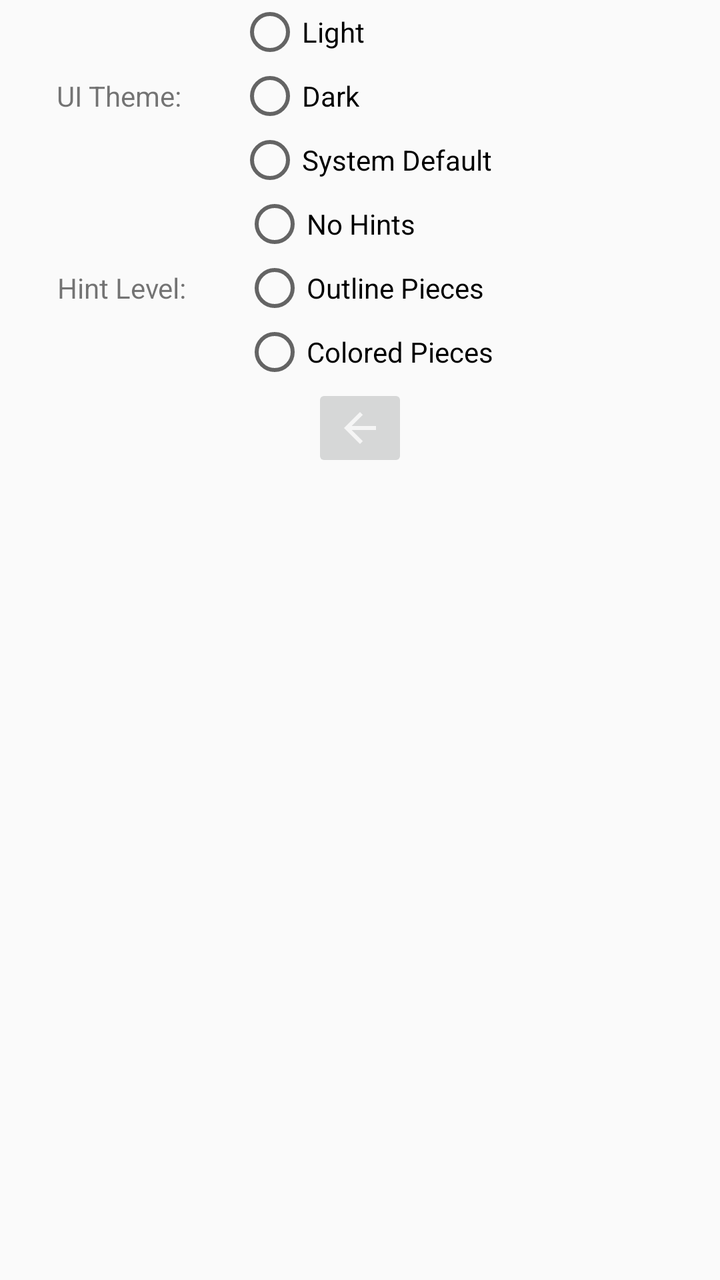
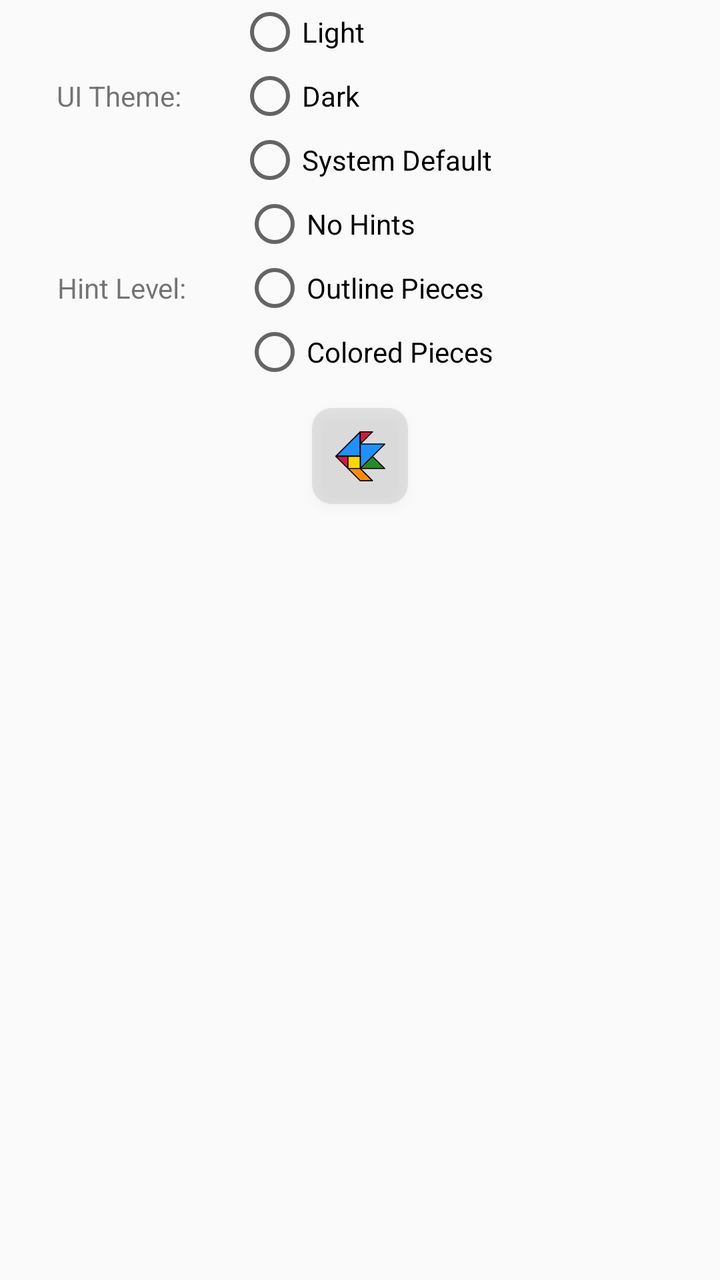

Screens rendered from an Android XML layout before and after an edit, with the pre-edit source and the edit as a unified diff.
<!-- AndroidManifest.xml: application theme Theme.Tangram -->
<!-- res/layout/activity_preferences.xml -->
<?xml version="1.0" encoding="utf-8"?>
<LinearLayout xmlns:android="http://schemas.android.com/apk/res/android"
    android:orientation="vertical"
    android:layout_width="match_parent"
    android:layout_height="match_parent">

    <LinearLayout
        android:layout_width="match_parent"
        android:layout_height="wrap_content"
        android:orientation="horizontal">
        <TextView
            android:layout_width="wrap_content"
            android:layout_height="wrap_content"
            android:text="@string/PrefsTextUITheme"
            android:layout_gravity="center"
            android:layout_weight="1"
            android:textAlignment="center"/>
        <RadioGroup android:id="@+id/PreferencesRadioGroupUITheme"
            android:layout_width="wrap_content"
            android:layout_height="wrap_content"
            android:layout_weight="2">
            <RadioButton android:id="@+id/PreferencesRadioButtonUILight"
                android:layout_width="wrap_content"
                android:layout_height="wrap_content"
                android:text="@string/PrefsTextThemeLight" />
            <RadioButton android:id="@+id/PreferencesRadioButtonUIDark"
                android:layout_width="wrap_content"
                android:layout_height="wrap_content"
                android:text="@string/PrefsTextThemeDark" />
            <RadioButton android:id="@+id/PreferencesRadioButtonUIDefault"
                android:layout_width="wrap_content"
                android:layout_height="wrap_content"
                android:text="@string/PrefsTextThemeDefault" />
        </RadioGroup>
    </LinearLayout>

    <LinearLayout
        android:layout_width="match_parent"
        android:layout_height="wrap_content"
        android:orientation="horizontal">
        <TextView
            android:layout_width="wrap_content"
            android:layout_height="wrap_content"
            android:text="@string/PrefsTextHintLevel"
            android:layout_gravity="center"
            android:layout_weight="1"
            android:textAlignment="center"/>
        <RadioGroup android:id="@+id/PreferencesRadioGroupHintLevel"
            android:layout_width="wrap_content"
            android:layout_height="wrap_content"
            android:layout_weight="2">
            <RadioButton android:id="@+id/PreferencesRadioButtonHintNone"
                android:layout_width="wrap_content"
                android:layout_height="wrap_content"
                android:text="@string/PrefsTextHintNone" />
            <RadioButton android:id="@+id/PreferencesRadioButtonHintOutline"
                android:layout_width="wrap_content"
                android:layout_height="wrap_content"
                android:text="@string/PrefsTextHintOutline" />
            <RadioButton android:id="@+id/PreferencesRadioButtonHintSolve"
                android:layout_width="wrap_content"
                android:layout_height="wrap_content"
                android:text="@string/PrefsTextHintSolve" />
        </RadioGroup>
    </LinearLayout>

    <ImageButton android:id="@+id/PreferencesButtonBack"
        android:layout_width="wrap_content"
        android:layout_height="wrap_content"
        android:layout_gravity="center"
        android:src="@drawable/ic_arrow_back" />

</LinearLayout>
<!-- resources referenced by this layout -->
<resources>
  <!-- drawable ic_arrow_back (drawable) -->
  <?xml version="1.0" encoding="utf-8"?>
  <vector xmlns:android="http://schemas.android.com/apk/res/android"
      android:width="24dp"
      android:height="24dp"
      android:viewportWidth="24"
      android:viewportHeight="24">
      <path
          android:fillColor="@color/white_smoke"
          android:pathData="M20,11H7.83l5.59,-5.59L12,4l-8,8 8,8 1.41,-1.41L7.83,13H20v-2z" />
  </vector>
  <string name="PrefsTextHintLevel">Hint Level: </string>
  <string name="PrefsTextHintNone">No Hints</string>
  <string name="PrefsTextHintOutline">Outline Pieces</string>
  <string name="PrefsTextHintSolve">Colored Pieces</string>
  <string name="PrefsTextThemeDark">Dark</string>
  <string name="PrefsTextThemeDefault">System Default</string>
  <string name="PrefsTextThemeLight">Light</string>
  <string name="PrefsTextUITheme">UI Theme: </string>
  <style name="Theme.Tangram" parent="Theme.AppCompat.DayNight.NoActionBar">
          
          <item name="android:windowLayoutInDisplayCutoutMode" tools:ignore="UnusedAttribute" tools:targetApi="27">shortEdges</item>
  
          
          <item name="tangramOutlineWidth">1</item>
          <item name="tableOutlineWidth">1dp</item>
          <item name="tangramOutlineColor">@color/foreground</item>
          <item name="tangramSmallTriangleColor">@color/crimson</item>
          <item name="tangramSmallSquareColor">@color/gold</item>
          <item name="tangramParallelogramColor">@color/dark_orange</item>
          <item name="tangramMediumTriangleColor">@color/forest_green</item>
          <item name="tangramLargeTriangleColor">@color/dodger_blue</item>
      </style>
  <color name="white_smoke">#FFF5F5F5</color>
  <color name="foreground">@color/black</color>
  <color name="crimson">#FFDC143C</color>
  <color name="gold">#FFFFD700</color>
  <color name="dark_orange">#FFFF8C00</color>
  <color name="forest_green">#FF228B22</color>
  <color name="dodger_blue">#FF1E90FF</color>
  <color name="black">#FF000000</color>
</resources>

<!-- the commit's change to res/layout/activity_preferences.xml (unified diff, before → after) -->
@@ -65,9 +65,15 @@
     </LinearLayout>
 
     <ImageButton android:id="@+id/PreferencesButtonBack"
-        android:layout_width="wrap_content"
-        android:layout_height="wrap_content"
+        android:layout_width="@dimen/hover_control_size"
+        android:layout_height="@dimen/hover_control_size"
         android:layout_gravity="center"
-        android:src="@drawable/ic_arrow_back" />
+        android:layout_margin="@dimen/hover_control_margin"
+        android:background="@drawable/hover_button_background"
+        android:contentDescription="@string/PlayButtonBackTooltip"
+        android:elevation="4dp"
+        android:padding="@dimen/hover_control_padding"
+        android:scaleType="fitCenter"
+        android:src="@drawable/ic_back" />
 
 </LinearLayout>
<!-- resource entries referenced after the edit -->
@@ -1,16 +1,17 @@
 <!-- resources referenced by this layout -->
 <resources>
-  <!-- drawable ic_arrow_back (drawable) -->
+  <dimen name="hover_control_margin">12dp</dimen>
+  <dimen name="hover_control_padding">10dp</dimen>
+  <dimen name="hover_control_size">48dp</dimen>
+  <!-- drawable hover_button_background (drawable) -->
   <?xml version="1.0" encoding="utf-8"?>
-  <vector xmlns:android="http://schemas.android.com/apk/res/android"
-      android:width="24dp"
-      android:height="24dp"
-      android:viewportWidth="24"
-      android:viewportHeight="24">
-      <path
-          android:fillColor="@color/white_smoke"
-          android:pathData="M20,11H7.83l5.59,-5.59L12,4l-8,8 8,8 1.41,-1.41L7.83,13H20v-2z" />
-  </vector>
+  <shape xmlns:android="http://schemas.android.com/apk/res/android"
+      android:shape="rectangle">
+      <corners android:radius="@dimen/hover_control_padding" />
+      <solid android:color="#33808080" />
+  </shape>
+  <!-- drawable ic_back: vector/xml drawable (drawable, 2196 chars, omitted) -->
+  <string name="PlayButtonBackTooltip">Back to main menu</string>
   <string name="PrefsTextHintLevel">Hint Level: </string>
   <string name="PrefsTextHintNone">No Hints</string>
   <string name="PrefsTextHintOutline">Outline Pieces</string>
@@ -33,7 +34,6 @@
           <item name="tangramMediumTriangleColor">@color/forest_green</item>
           <item name="tangramLargeTriangleColor">@color/dodger_blue</item>
       </style>
-  <color name="white_smoke">#FFF5F5F5</color>
   <color name="foreground">@color/black</color>
   <color name="crimson">#FFDC143C</color>
   <color name="gold">#FFFFD700</color>
